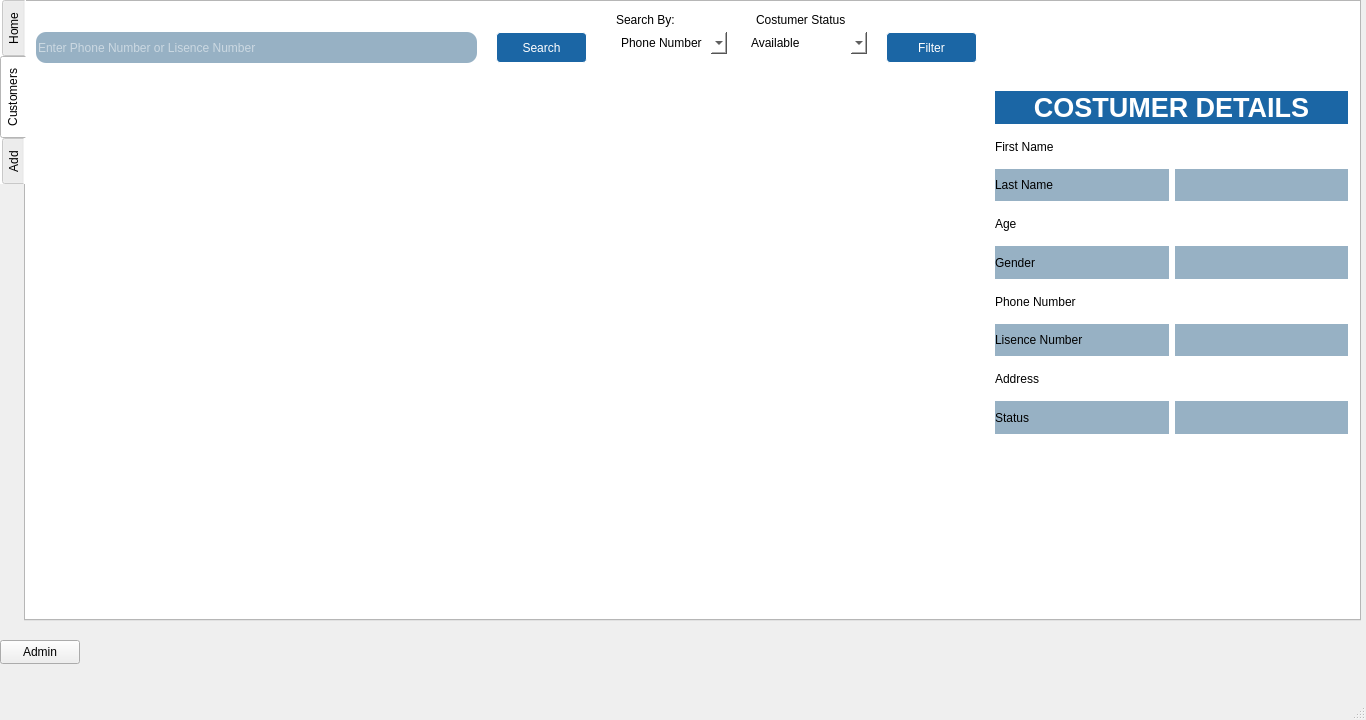
Mani-SSH/Car_Rental, file CarRent/mainscreen.ui: the form before one commit.
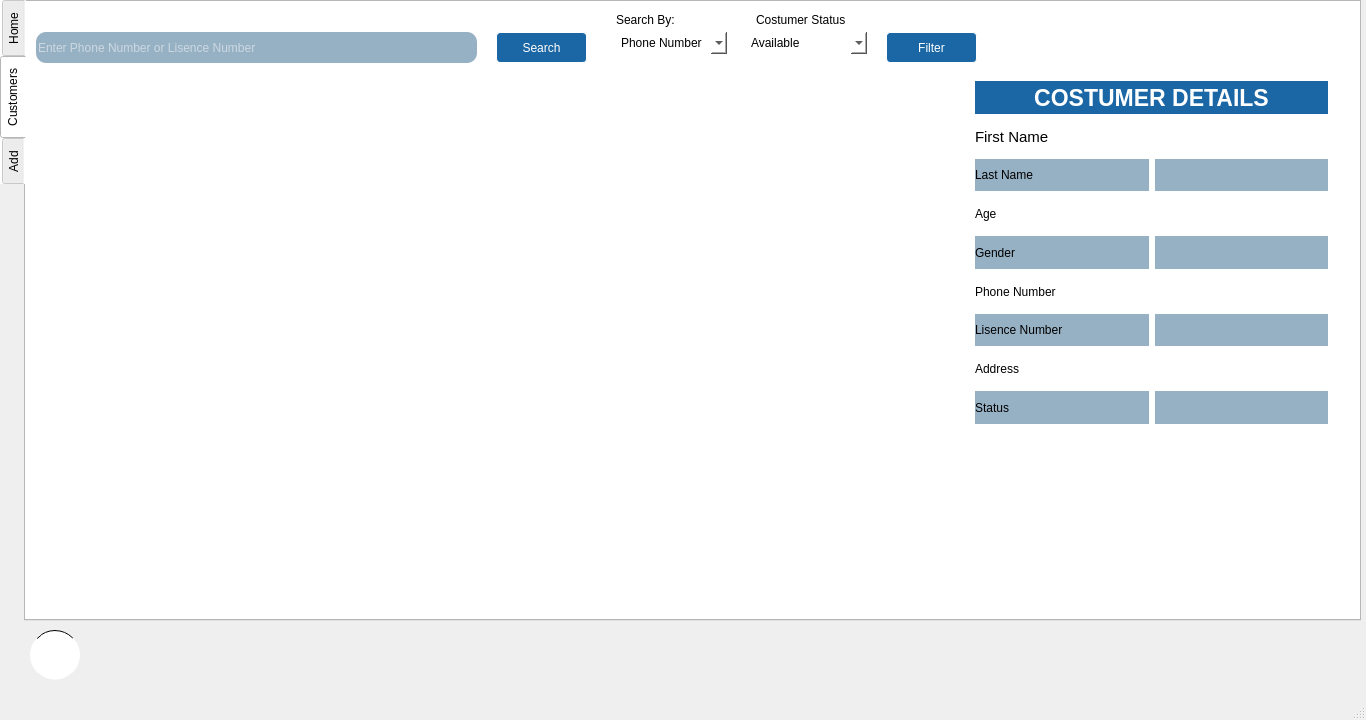
The form after the commit. The open tabs and pages were chosen to show the change.

```diff
--- a/CarRent/mainscreen.ui
+++ b/CarRent/mainscreen.ui
@@ -1111,8 +1111,8 @@
      <widget class="QGroupBox" name="groupBox_details">
       <property name="geometry">
        <rect>
-        <x>960</x>
-        <y>80</y>
+        <x>940</x>
+        <y>70</y>
         <width>371</width>
         <height>361</height>
        </rect>
@@ -1262,6 +1262,13 @@
        </item>
        <item row="1" column="0">
         <widget class="QLabel" name="label_f_name">
+         <property name="font">
+          <font>
+           <pointsize>11</pointsize>
+           <italic>false</italic>
+           <bold>false</bold>
+          </font>
+         </property>
          <property name="styleSheet">
           <string notr="true">font: 500 13pt &quot;Gotham&quot;;</string>
          </property>
@@ -1296,7 +1303,7 @@
         <widget class="QLabel" name="label_8">
          <property name="font">
           <font>
-           <pointsize>20</pointsize>
+           <pointsize>17</pointsize>
            <italic>false</italic>
            <bold>true</bold>
           </font>
@@ -2078,14 +2085,35 @@
    <widget class="QPushButton" name="pushButton_admin">
     <property name="geometry">
      <rect>
-      <x>0</x>
-      <y>640</y>
-      <width>80</width>
-      <height>24</height>
+      <x>30</x>
+      <y>630</y>
+      <width>50</width>
+      <height>50</height>
      </rect>
     </property>
+    <property name="styleSheet">
+     <string notr="true">
+QPushButton {
+	background-color: rgb(255, 255, 255);
+    border-style: outset;
+    border-width: 1px;
+    border-radius: 25px;
+    border-color:solid white;
+	padding: 3px;
+}
+QPushButton:pressed {
+    background: rgb(151, 177, 196);
+    border-style: inset;
+}</string>
+    </property>
     <property name="text">
-     <string>Admin</string>
+     <string/>
+    </property>
+    <property name="iconSize">
+     <size>
+      <width>35</width>
+      <height>35</height>
+     </size>
     </property>
    </widget>
    <widget class="QLabel" name="label_welcomeUser">
```
Left out of the diff: 60 changed lines with no effect on the pictures.
